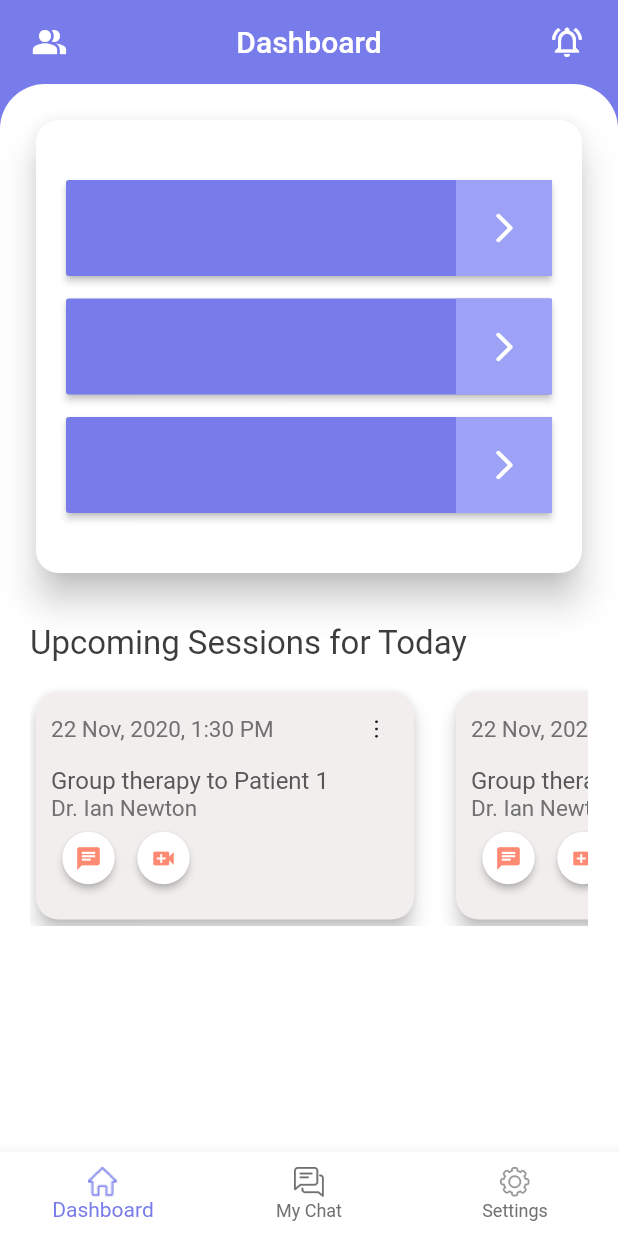
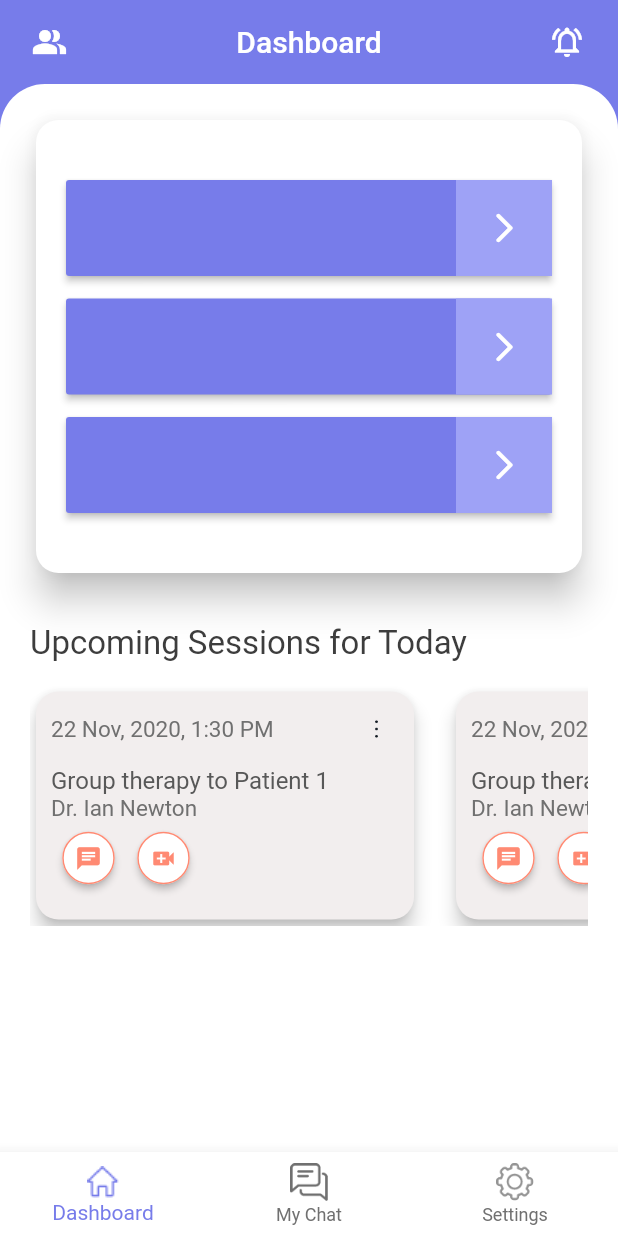
Before and after one commit to ashim-kansal/HH_therapist, a Flutter app: the Dashboard screen opened by its route, on a phone screen of 412 x 824 dp. Run offline on Flutter 3.47's test engine with Material 2 defaults, Android fonts, the phone set to English and light mode, and no system bars; our stand-ins replace charts_flutter, flutter_slidable.

Commit message:
ui bug fixing

```diff
--- a/lib/screens/dashboard.dart
+++ b/lib/screens/dashboard.dart
@@ -88,17 +88,17 @@ class DashboardState extends State<Dashboard> {
             type: BottomNavigationBarType.fixed,
             items: [
               BottomNavigationBarItem(
-                  icon: Image.asset(tabIndex == 0? 'assets/images/ic_home_select.png': 'assets/images/ic_home.png', height: 20, width: 20,),
+                  icon: Image.asset(tabIndex == 0? 'assets/images/ic_home_select.png': 'assets/images/ic_home.png', height: 25, width: 25,),
                 title: Text('Dashboard'),
 
   ),
               BottomNavigationBarItem(
-                icon: Image.asset('assets/images/ic_chat.png', height: 20, width: 20, color: tabIndex == 1?HH_Colors.accentColor: HH_Colors.grey_707070,),
+                icon: Image.asset('assets/images/ic_chat.png', height: 25, width: 25, color: tabIndex == 1?HH_Colors.accentColor: HH_Colors.grey_707070,),
                 title: Text('My Chat'),
 
               ),
               BottomNavigationBarItem(
-                icon: Image.asset(tabIndex == 2?'assets/images/ic_settings_select.png':'assets/images/ic_settings.png' , height: 20, width: 20,),
+                icon: Image.asset(tabIndex == 2?'assets/images/ic_settings_select.png':'assets/images/ic_settings.png' , height: 25, width: 25,),
                 title: Text('Settings'),
               )
             ]
--- a/lib/widgets/sessionWidgets.dart
+++ b/lib/widgets/sessionWidgets.dart
@@ -64,7 +64,7 @@ class SessionCard extends StatelessWidget {
                         onPressed: (){
                           // Navigator.pushNamed(context, ResetPasswordPage.RouteName);
                         },
-                        shape: CircleBorder(),
+                        shape: CircleBorder(                            side: BorderSide(color: HH_Colors.primaryColor)),
 
                       ),
                     ),
@@ -79,7 +79,7 @@ class SessionCard extends StatelessWidget {
                             onPressed: (){
                               // Navigator.pushNamed(context, ResetPasswordPage.RouteName);
                             },
-                            shape: CircleBorder()
+                          shape: CircleBorder(                            side: BorderSide(color: HH_Colors.primaryColor)),
                         )),
 
                   ],
@@ -306,7 +306,7 @@ class UpcomingSessionItem extends StatelessWidget {
                            onPressed: (){
                              // Navigator.pushNamed(context, MyChat.RouteName);
                            },
-                           shape: CircleBorder(),
+                           shape: CircleBorder(                            side: BorderSide(color: HH_Colors.primaryColor)),
 
                          ),
                        ),
@@ -321,7 +321,7 @@ class UpcomingSessionItem extends StatelessWidget {
                                onPressed: (){
                                  // Navigator.pushNamed(context, ResetPasswordPage.RouteName);
                                },
-                               shape: CircleBorder()
+                             shape: CircleBorder(                            side: BorderSide(color: HH_Colors.primaryColor)),
                            )),
                        HHOptionButton(onClickReSchedule: (){
                          Navigator.pushNamed(context, BookSessionPage.RouteName);
```
